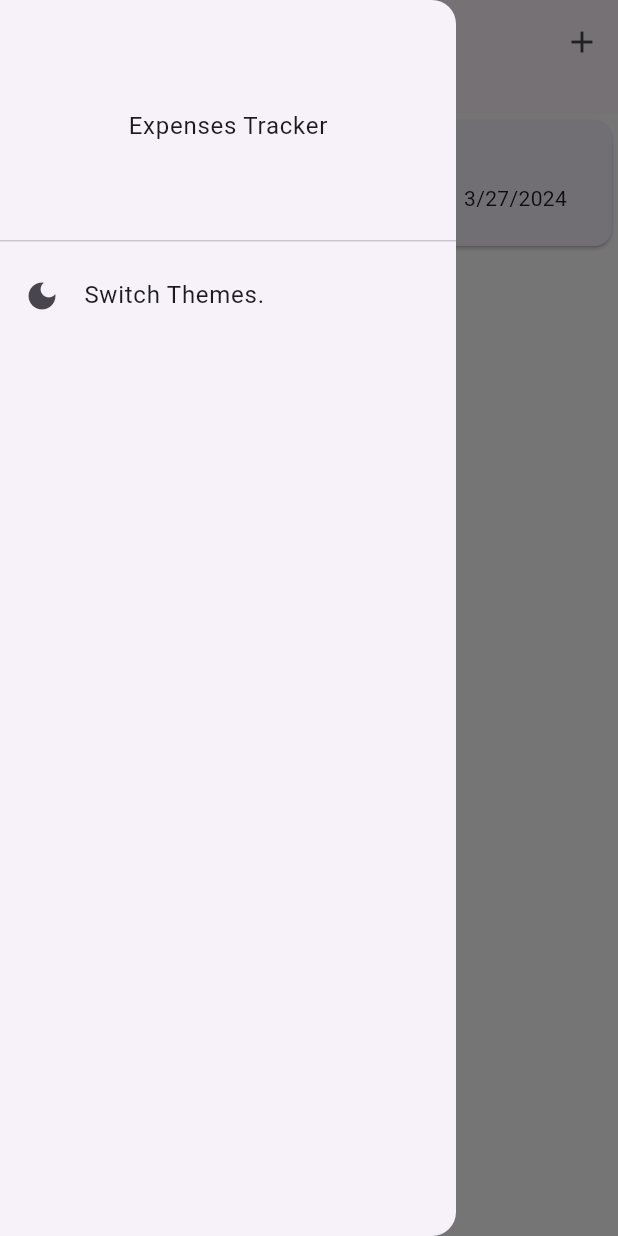
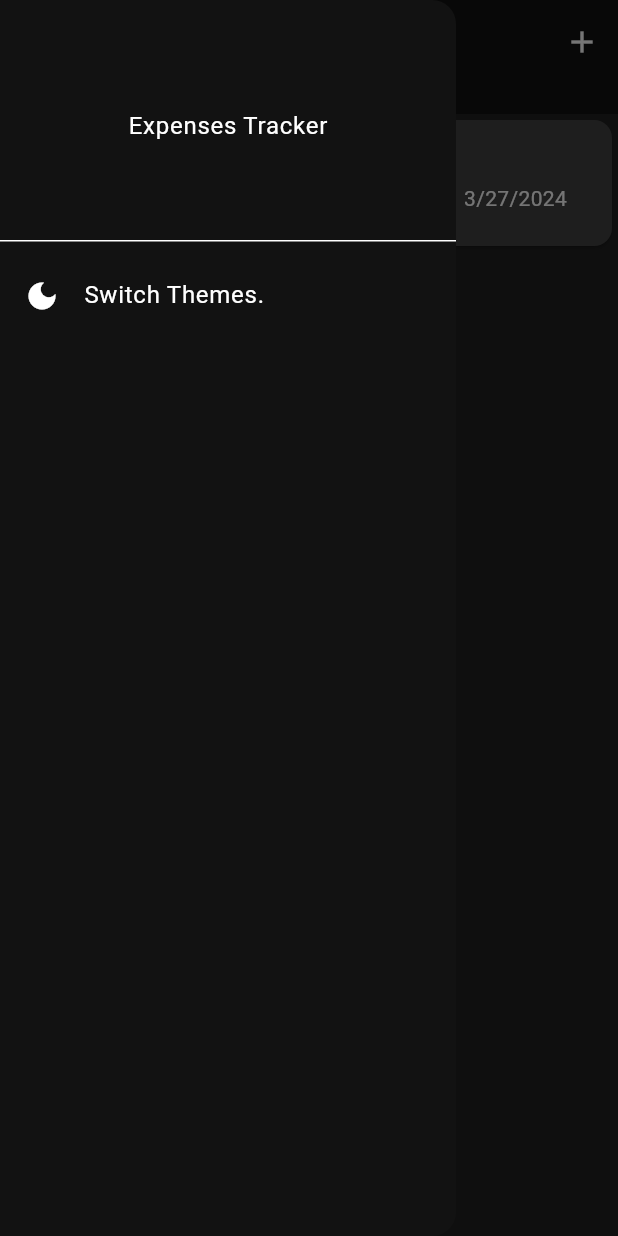
Before and after one commit to MajdIssa34/ExpensesApp, a Flutter app: the screen it shows after launch, in the side drawer, after a tap on "Switch Themes.", on a phone screen of 412 x 824 dp. Run offline on Flutter 3.47's test engine with Material 3 defaults, Android fonts, the phone set to English and light mode, and no system bars.

Commit message:
implemented dark mode

```diff
--- a/expenses_app/lib/expenses/expense_item.dart
+++ b/expenses_app/lib/expenses/expense_item.dart
@@ -12,6 +12,7 @@ final Expense expense;
 @override
   Widget build(context) {
     return Card(
+      color: Theme.of(context).colorScheme.primary,
       child: Padding(
         padding: const EdgeInsets.symmetric(
           horizontal: 30,
@@ -25,6 +26,7 @@ final Expense expense;
                   Text('\$${expense.amount.toStringAsFixed(2)}'),
                   const Spacer(),
                   Row(children: [
+
                     Icon(categoryIcons[expense.category]),
                     const SizedBox(width: 10),
                     Text(expense.formattedDate),
--- a/expenses_app/lib/expenses/expenses.dart
+++ b/expenses_app/lib/expenses/expenses.dart
@@ -1,7 +1,9 @@
 import 'package:expenses_app/expenses/expense_list.dart';
 import 'package:expenses_app/expenses/new_expense.dart';
 import 'package:expenses_app/expesnes_models/expense_model.dart';
+import 'package:expenses_app/themes/theme_provider.dart';
 import 'package:flutter/material.dart';
+import 'package:provider/provider.dart';
 
 class Expenses extends StatefulWidget {
   const Expenses({super.key});
@@ -74,10 +76,10 @@ class _Expenses extends State<Expenses> {
               ),
             ),
             ListTile(
-              leading: Icon(Icons.dark_mode),
-              title: Text('Switch Themes.'),
+              leading: const Icon(Icons.dark_mode),
+              title: const Text('Switch Themes.'),
               onTap: () {
-                // Handle drawer item tap here.
+                Provider.of<ThemeProvider>(context, listen: false).toggleThemes();
               },
             ),
           ],
@@ -98,7 +100,7 @@ class _Expenses extends State<Expenses> {
     const SizedBox(width: 40),
     Expanded(
       child: Container(
-        color: Colors.white,
+        color: Theme.of(context).colorScheme.background,
         child: mainScreenContent,
       ),
     ),
--- a/expenses_app/lib/main.dart
+++ b/expenses_app/lib/main.dart
@@ -1,13 +1,31 @@
+
+
 import 'package:expenses_app/expenses/expenses.dart';
+import 'package:expenses_app/themes/theme_provider.dart';
+
 import 'package:flutter/material.dart';
+import 'package:provider/provider.dart';
 
 void main(){
   runApp(
-    const MaterialApp(
+    ChangeNotifierProvider(
+      create: (context) => ThemeProvider(),
+      child: const MyApp(),)
+    );
+
+
+}
+class MyApp extends StatelessWidget {
+  const MyApp({super.key});
+
+  @override
+  Widget build(BuildContext context) {
+    return  MaterialApp(
       debugShowCheckedModeBanner: false,
-      home: Scaffold(
+      home: const Scaffold(
         body: Expenses()
-        ),
       ),
+      theme: Provider.of<ThemeProvider>(context).themeData,
     );
+  }
 }
--- /dev/null
+++ b/expenses_app/lib/themes/theme_provider.dart
@@ -0,0 +1,23 @@
+
+import 'package:expenses_app/themes/themes.dart';
+import 'package:flutter/material.dart';
+
+class ThemeProvider extends ChangeNotifier{
+  ThemeData _themeData = lightMode;
+
+  ThemeData get themeData => _themeData;
+
+  set themeData(ThemeData themeData){
+    _themeData = themeData;
+    notifyListeners();
+  }
+
+  void toggleThemes(){
+    if(_themeData == lightMode){
+      themeData = darkMode;
+    }
+    else{
+      themeData = lightMode;
+    }
+  }
+}
--- a/expenses_app/lib/themes/themes.dart
+++ b/expenses_app/lib/themes/themes.dart
@@ -4,6 +4,7 @@ ThemeData lightMode = ThemeData(
   brightness: Brightness.light,
   colorScheme: ColorScheme.light(
     background: Colors.grey.shade400,
+    primary: Colors.grey.shade300,
   ),
 );
 
@@ -11,4 +12,5 @@ ThemeData darkMode = ThemeData(
     brightness: Brightness.dark,
     colorScheme: ColorScheme.dark(
       background: Colors.grey.shade900,
+      primary: Colors.grey.shade800,
     ));
--- a/expenses_app/pubspec.yaml
+++ b/expenses_app/pubspec.yaml
@@ -37,6 +37,7 @@ dependencies:
   cupertino_icons: ^1.0.6
   uuid: ^4.3.3
   intl: ^0.19.0
+  provider:
 
 dev_dependencies:
   flutter_test:
```
Also changed, not shown: expenses_app/pubspec.lock.
